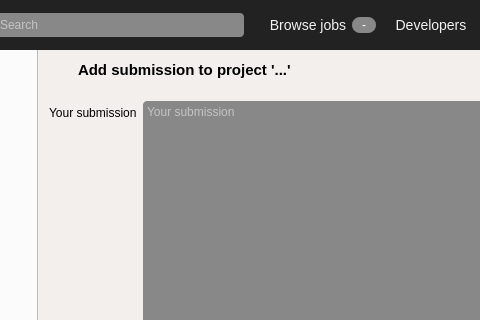
Old version of the form gui/qt_resources/mainwindow.ui in the repository Tribler/dappcoder; both pictures show x 213 to 693 and y 0 to 320 of the 875 by 439 pixel window.
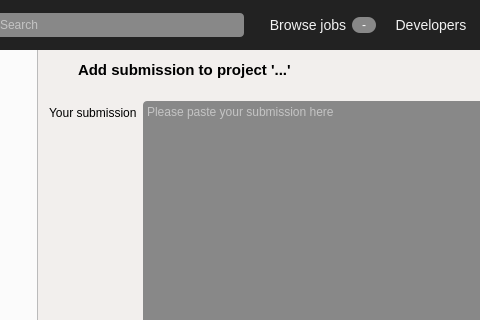
New version of the form. The open tabs and pages were chosen to show the change. Icons and pictures are not drawn. Custom widgets are drawn as their Qt base class.

Patch:
```diff
--- a/gui/qt_resources/mainwindow.ui
+++ b/gui/qt_resources/mainwindow.ui
@@ -2349,7 +2349,7 @@
 color: white;</string>
                </property>
                <property name="placeholderText">
-                <string>Your submission</string>
+                <string>Please paste your submission here</string>
                </property>
               </widget>
              </item>
```
Left out of the diff: 28 changed lines with no effect on the pictures.
